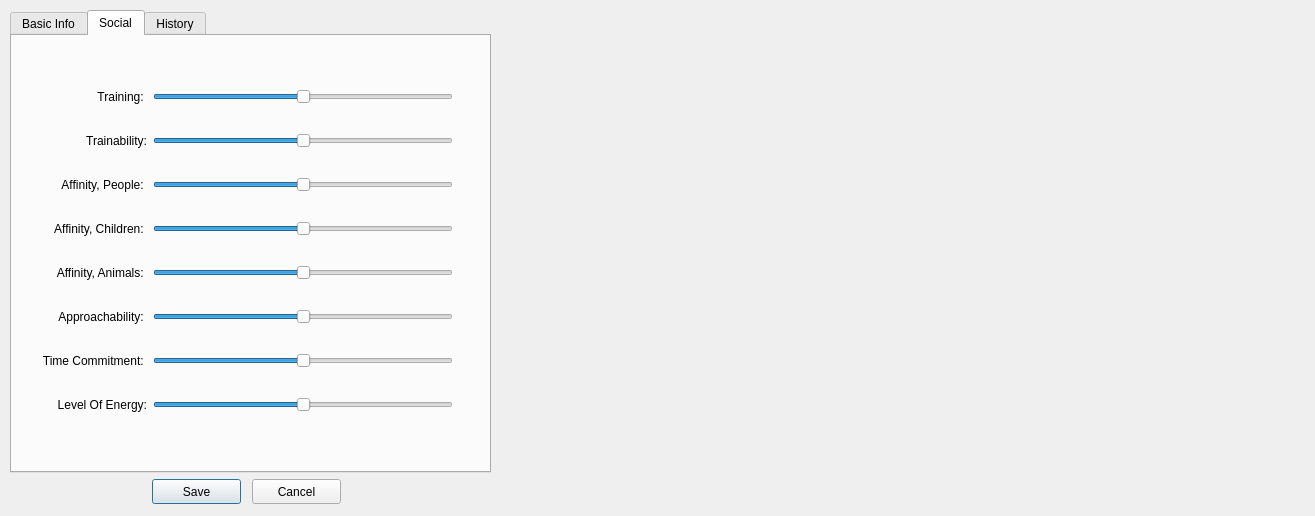
This is interface/animalinputdialog.ui in ArclightEntertainment/arclight-placeholder as Qt 5 draws it before an edit. The edited form follows.
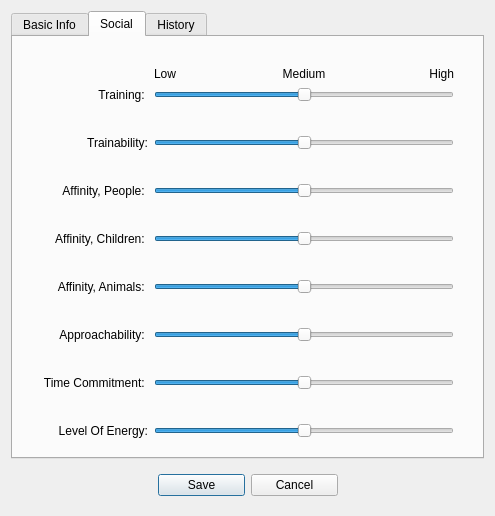
This is the edited form. The open tabs and pages were chosen to show the change.

Commit message: made changes to UI as per ticket #55. Moving on to Animal Edit

Patch:
```diff
--- a/interface/animalinputdialog.ui
+++ b/interface/animalinputdialog.ui
@@ -6,22 +6,15 @@
    <rect>
     <x>0</x>
     <y>0</y>
-    <width>1315</width>
+    <width>495</width>
     <height>516</height>
    </rect>
   </property>
   <property name="windowTitle">
    <string>Add Animal</string>
   </property>
-  <widget class="QWidget" name="verticalLayoutWidget">
-   <property name="geometry">
-    <rect>
-     <x>10</x>
-     <y>10</y>
-     <width>481</width>
-     <height>501</height>
-    </rect>
-   </property>
+  <layout class="QGridLayout" name="gridLayout_2">
+   <item row="0" column="0">
    <layout class="QVBoxLayout" name="layout">
     <item>
      <widget class="QTabWidget" name="infoTabWidget">
@@ -407,17 +400,144 @@
          </rect>
         </property>
         <layout class="QGridLayout" name="SocialInfo">
-         <item row="4" column="0">
-          <widget class="QLabel" name="animalLabel">
+          <item row="0" column="1">
+           <layout class="QHBoxLayout" name="horizontalLayout">
+            <item>
+             <widget class="QLabel" name="label">
+              <property name="maximumSize">
+               <size>
+                <width>16777215</width>
+                <height>20</height>
+               </size>
+              </property>
            <property name="text">
-            <string>   Affinity, Animals: </string>
-           </property>
+               <string>Low</string>
+              </property>
+             </widget>
+            </item>
+            <item>
+             <widget class="QLabel" name="label_2">
+              <property name="maximumSize">
+               <size>
+                <width>16777215</width>
+                <height>20</height>
+               </size>
+              </property>
+              <property name="text">
+               <string>Medium</string>
+              </property>
            <property name="alignment">
+               <set>Qt::AlignCenter</set>
+              </property>
+             </widget>
+            </item>
+            <item>
+             <widget class="QLabel" name="label_3">
+              <property name="maximumSize">
+               <size>
+                <width>16777215</width>
+                <height>20</height>
+               </size>
+              </property>
+              <property name="text">
+               <string>High</string>
+              </property>
+              <property name="alignment">
             <set>Qt::AlignRight|Qt::AlignTrailing|Qt::AlignVCenter</set>
            </property>
           </widget>
          </item>
-         <item row="3" column="0">
+           </layout>
+          </item>
+          <item row="12" column="0">
+           <widget class="QLabel" name="approachabilityLabel">
+            <property name="text">
+             <string>    Approachability: </string>
+            </property>
+            <property name="alignment">
+             <set>Qt::AlignRight|Qt::AlignTrailing|Qt::AlignVCenter</set>
+            </property>
+           </widget>
+          </item>
+          <item row="6" column="1">
+           <widget class="QSlider" name="peopleSlider">
+            <property name="maximum">
+             <number>2</number>
+            </property>
+            <property name="sliderPosition">
+             <number>1</number>
+            </property>
+            <property name="orientation">
+             <enum>Qt::Horizontal</enum>
+            </property>
+           </widget>
+          </item>
+          <item row="4" column="1">
+           <widget class="QSlider" name="trainabilitySlider">
+            <property name="maximum">
+             <number>2</number>
+            </property>
+            <property name="sliderPosition">
+             <number>1</number>
+            </property>
+            <property name="orientation">
+             <enum>Qt::Horizontal</enum>
+            </property>
+           </widget>
+          </item>
+          <item row="2" column="1">
+           <widget class="QSlider" name="trainingSlider">
+            <property name="maximum">
+             <number>2</number>
+            </property>
+            <property name="sliderPosition">
+             <number>1</number>
+            </property>
+            <property name="orientation">
+             <enum>Qt::Horizontal</enum>
+            </property>
+           </widget>
+          </item>
+          <item row="7" column="1">
+           <spacer name="verticalSpacer_16">
+            <property name="orientation">
+             <enum>Qt::Vertical</enum>
+            </property>
+            <property name="sizeHint" stdset="0">
+             <size>
+              <width>20</width>
+              <height>40</height>
+             </size>
+            </property>
+           </spacer>
+          </item>
+          <item row="8" column="1">
+           <widget class="QSlider" name="childSlider">
+            <property name="maximum">
+             <number>2</number>
+            </property>
+            <property name="sliderPosition">
+             <number>1</number>
+            </property>
+            <property name="orientation">
+             <enum>Qt::Horizontal</enum>
+            </property>
+           </widget>
+          </item>
+          <item row="11" column="1">
+           <spacer name="verticalSpacer_18">
+            <property name="orientation">
+             <enum>Qt::Vertical</enum>
+            </property>
+            <property name="sizeHint" stdset="0">
+             <size>
+              <width>20</width>
+              <height>40</height>
+             </size>
+            </property>
+           </spacer>
+          </item>
+          <item row="8" column="0">
           <widget class="QLabel" name="childLabel">
            <property name="text">
             <string>   Affinity, Children: </string>
@@ -428,16 +548,6 @@
           </widget>
          </item>
          <item row="2" column="0">
-          <widget class="QLabel" name="peopleLabel">
-           <property name="text">
-            <string>     Affinity, People: </string>
-           </property>
-           <property name="alignment">
-            <set>Qt::AlignRight|Qt::AlignTrailing|Qt::AlignVCenter</set>
-           </property>
-          </widget>
-         </item>
-         <item row="0" column="0">
           <widget class="QLabel" name="trainingLabel">
            <property name="text">
             <string>                Training: </string>
@@ -447,7 +557,17 @@
            </property>
           </widget>
          </item>
-         <item row="6" column="0">
+          <item row="16" column="0">
+           <widget class="QLabel" name="energyLabel">
+            <property name="text">
+             <string>Level Of Energy:</string>
+            </property>
+            <property name="alignment">
+             <set>Qt::AlignRight|Qt::AlignTrailing|Qt::AlignVCenter</set>
+            </property>
+           </widget>
+          </item>
+          <item row="14" column="0">
           <widget class="QLabel" name="timeLabel">
            <property name="text">
             <string>Time Commitment: </string>
@@ -457,82 +577,17 @@
            </property>
           </widget>
          </item>
-         <item row="5" column="0">
-          <widget class="QLabel" name="approachabilityLabel">
+          <item row="6" column="0">
+           <widget class="QLabel" name="peopleLabel">
            <property name="text">
-            <string>    Approachability: </string>
+             <string>     Affinity, People: </string>
            </property>
            <property name="alignment">
             <set>Qt::AlignRight|Qt::AlignTrailing|Qt::AlignVCenter</set>
            </property>
           </widget>
          </item>
-         <item row="0" column="1">
-          <widget class="QSlider" name="trainingSlider">
-           <property name="maximum">
-            <number>2</number>
-           </property>
-           <property name="sliderPosition">
-            <number>1</number>
-           </property>
-           <property name="orientation">
-            <enum>Qt::Horizontal</enum>
-           </property>
-          </widget>
-         </item>
-         <item row="2" column="1">
-          <widget class="QSlider" name="peopleSlider">
-           <property name="maximum">
-            <number>2</number>
-           </property>
-           <property name="sliderPosition">
-            <number>1</number>
-           </property>
-           <property name="orientation">
-            <enum>Qt::Horizontal</enum>
-           </property>
-          </widget>
-         </item>
-         <item row="3" column="1">
-          <widget class="QSlider" name="childSlider">
-           <property name="maximum">
-            <number>2</number>
-           </property>
-           <property name="sliderPosition">
-            <number>1</number>
-           </property>
-           <property name="orientation">
-            <enum>Qt::Horizontal</enum>
-           </property>
-          </widget>
-         </item>
-         <item row="4" column="1">
-          <widget class="QSlider" name="animalSlider">
-           <property name="maximum">
-            <number>2</number>
-           </property>
-           <property name="sliderPosition">
-            <number>1</number>
-           </property>
-           <property name="orientation">
-            <enum>Qt::Horizontal</enum>
-           </property>
-          </widget>
-         </item>
-         <item row="5" column="1">
-          <widget class="QSlider" name="approachabilitySlider">
-           <property name="maximum">
-            <number>2</number>
-           </property>
-           <property name="sliderPosition">
-            <number>1</number>
-           </property>
-           <property name="orientation">
-            <enum>Qt::Horizontal</enum>
-           </property>
-          </widget>
-         </item>
-         <item row="6" column="1">
+          <item row="14" column="1">
           <widget class="QSlider" name="timeSlider">
            <property name="maximum">
             <number>2</number>
@@ -545,7 +600,20 @@
            </property>
           </widget>
          </item>
-         <item row="1" column="0">
+          <item row="9" column="1">
+           <spacer name="verticalSpacer_17">
+            <property name="orientation">
+             <enum>Qt::Vertical</enum>
+            </property>
+            <property name="sizeHint" stdset="0">
+             <size>
+              <width>20</width>
+              <height>40</height>
+             </size>
+            </property>
+           </spacer>
+          </item>
+          <item row="4" column="0">
           <widget class="QLabel" name="trainabilityLabel">
            <property name="text">
             <string>           Trainability:</string>
@@ -555,20 +623,30 @@
            </property>
           </widget>
          </item>
-         <item row="1" column="1">
-          <widget class="QSlider" name="trainabilitySlider">
-           <property name="maximum">
-            <number>2</number>
-           </property>
-           <property name="sliderPosition">
-            <number>1</number>
-           </property>
-           <property name="orientation">
-            <enum>Qt::Horizontal</enum>
+          <item row="10" column="0">
+           <widget class="QLabel" name="animalLabel">
+            <property name="text">
+             <string>   Affinity, Animals: </string>
+            </property>
+            <property name="alignment">
+             <set>Qt::AlignRight|Qt::AlignTrailing|Qt::AlignVCenter</set>
            </property>
           </widget>
          </item>
-         <item row="7" column="1">
+          <item row="5" column="1">
+           <spacer name="verticalSpacer_15">
+            <property name="orientation">
+             <enum>Qt::Vertical</enum>
+            </property>
+            <property name="sizeHint" stdset="0">
+             <size>
+              <width>20</width>
+              <height>40</height>
+             </size>
+            </property>
+           </spacer>
+          </item>
+          <item row="16" column="1">
           <widget class="QSlider" name="energySlider">
            <property name="maximum">
             <number>2</number>
@@ -581,16 +659,71 @@
            </property>
           </widget>
          </item>
-         <item row="7" column="0">
-          <widget class="QLabel" name="energyLabel">
-           <property name="text">
-            <string>Level Of Energy:</string>
-           </property>
-           <property name="alignment">
-            <set>Qt::AlignRight|Qt::AlignTrailing|Qt::AlignVCenter</set>
-           </property>
-          </widget>
-         </item>
+          <item row="12" column="1">
+           <widget class="QSlider" name="approachabilitySlider">
+            <property name="maximum">
+             <number>2</number>
+            </property>
+            <property name="sliderPosition">
+             <number>1</number>
+            </property>
+            <property name="orientation">
+             <enum>Qt::Horizontal</enum>
+            </property>
+           </widget>
+          </item>
+          <item row="3" column="1">
+           <spacer name="verticalSpacer_14">
+            <property name="orientation">
+             <enum>Qt::Vertical</enum>
+            </property>
+            <property name="sizeHint" stdset="0">
+             <size>
+              <width>20</width>
+              <height>40</height>
+             </size>
+            </property>
+           </spacer>
+          </item>
+          <item row="15" column="1">
+           <spacer name="verticalSpacer_20">
+            <property name="orientation">
+             <enum>Qt::Vertical</enum>
+            </property>
+            <property name="sizeHint" stdset="0">
+             <size>
+              <width>20</width>
+              <height>40</height>
+             </size>
+            </property>
+           </spacer>
+          </item>
+          <item row="10" column="1">
+           <widget class="QSlider" name="animalSlider">
+            <property name="maximum">
+             <number>2</number>
+            </property>
+            <property name="sliderPosition">
+             <number>1</number>
+            </property>
+            <property name="orientation">
+             <enum>Qt::Horizontal</enum>
+            </property>
+           </widget>
+          </item>
+          <item row="13" column="1">
+           <spacer name="verticalSpacer_19">
+            <property name="orientation">
+             <enum>Qt::Vertical</enum>
+            </property>
+            <property name="sizeHint" stdset="0">
+             <size>
+              <width>20</width>
+              <height>40</height>
+             </size>
+            </property>
+           </spacer>
+          </item>
         </layout>
        </widget>
       </widget>
@@ -796,28 +929,16 @@
         <property name="autoFillBackground">
          <bool>false</bool>
         </property>
+         <layout class="QGridLayout" name="gridLayout_3">
+          <item row="0" column="0">
         <widget class="QPushButton" name="saveButton">
-         <property name="geometry">
-          <rect>
-           <x>0</x>
-           <y>0</y>
-           <width>89</width>
-           <height>25</height>
-          </rect>
-         </property>
          <property name="text">
           <string>Save</string>
          </property>
         </widget>
+          </item>
+          <item row="0" column="1">
         <widget class="QPushButton" name="cancelButton">
-         <property name="geometry">
-          <rect>
-           <x>100</x>
-           <y>0</y>
-           <width>89</width>
-           <height>25</height>
-          </rect>
-         </property>
          <property name="text">
           <string>Cancel</string>
          </property>
@@ -825,6 +946,8 @@
           <bool>false</bool>
          </property>
         </widget>
+          </item>
+         </layout>
        </widget>
       </item>
       <item>
@@ -843,7 +966,8 @@
      </layout>
     </item>
    </layout>
-  </widget>
+   </item>
+  </layout>
  </widget>
  <tabstops>
   <tabstop>nameLineEdit</tabstop>
```
Left out of the diff: 170 changed lines with no effect on the pictures. Lines whose indentation alone changed are shown as unchanged. The commit also changes 16 other files.
